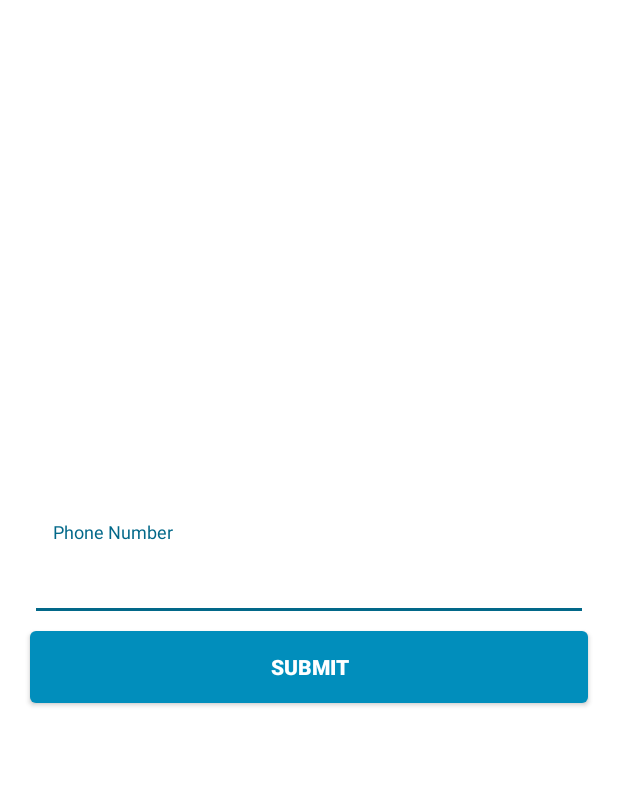
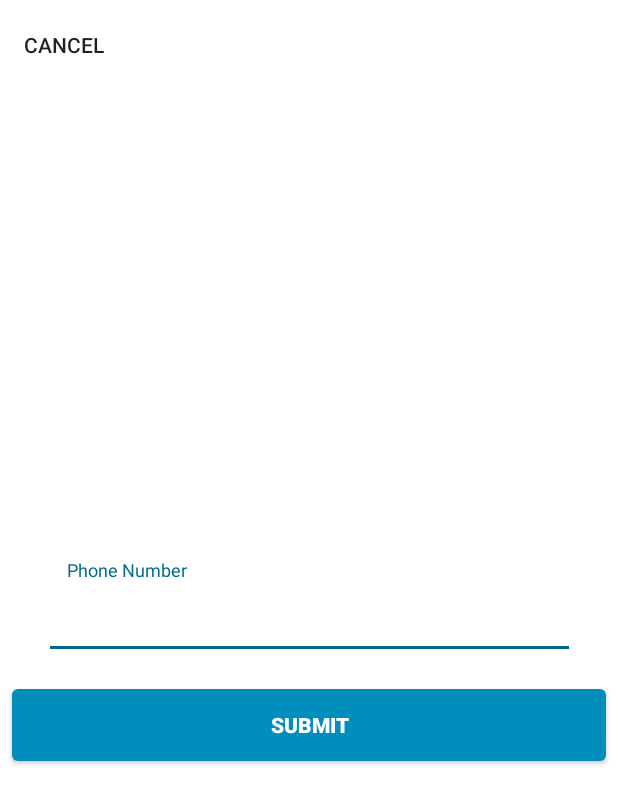
Before and after one commit to jaydeepvirani/beachsidebuggies, an Android app: the screen it shows after launch once a user with an empty profile is signed in (PhoneNumberActivity), on a phone screen of 412 x 824 dp. Shown: the top 804 px of the screen. Run offline under Robolectric (Android 15) with nearby library versions, the phone set to English and light mode, and no system bars; our stand-ins replace Firebase (no records; nobody signed in at launch, a user with empty details on screens opened directly), sdp/ssp sizes; libraries missing offline, so code that uses them is left out: cn.pedant, com.crashlytics.android, com.facebook, com.facebook.login, io.fabric.sdk; 7 statements that could not run were skipped.

Commit message:
Phone number required.

```diff
--- a/app/build.gradle
+++ b/app/build.gradle
@@ -28,8 +28,8 @@ android {
         applicationId "com.eryushion.beachsidebuggies"
         minSdkVersion 16
         targetSdkVersion 24
-        versionCode 13
-        versionName "13"
+        versionCode 14
+        versionName "14"
     }
     buildTypes {
         release {
@@ -64,5 +64,6 @@ dependencies {
     compile('com.crashlytics.sdk.android:crashlytics:2.6.8@aar') {
         transitive = true;
     }
+    compile 'com.android.support.constraint:constraint-layout:1.0.2'
 }
 apply plugin: 'com.google.gms.google-services'
--- a/app/src/main/java/com/eryushion/beachsidebuggies/activity/PhoneNumberActivity.java
+++ b/app/src/main/java/com/eryushion/beachsidebuggies/activity/PhoneNumberActivity.java
@@ -30,6 +30,7 @@ public class PhoneNumberActivity extends AppCompatActivity
         setContentView(R.layout.activity_phone_number);
         final EditText edtPhone = (EditText) findViewById(R.id.edtPhone);
         final TextInputLayout inputPhone = (TextInputLayout) findViewById(R.id.inputPhone);
+        Button cancelButton = (Button) findViewById(R.id.cancelButton);
         Button btnSubmit = (Button) findViewById(R.id.btnSubmit);
 
         mfirebaseAuth = FirebaseAuth.getInstance();
@@ -61,6 +62,17 @@ public class PhoneNumberActivity extends AppCompatActivity
             intent.addFlags(Intent.FLAG_ACTIVITY_CLEAR_TASK);
             startActivity(intent);
         }
+
+        cancelButton.setOnClickListener(new View.OnClickListener() {
+            @Override
+            public void onClick(View view) {
+                mfirebaseAuth.signOut();
+                Intent intent = new Intent(PhoneNumberActivity.this, MainActivity.class);
+                intent.addFlags(Intent.FLAG_ACTIVITY_NEW_TASK);
+                intent.addFlags(Intent.FLAG_ACTIVITY_CLEAR_TASK);
+                startActivity(intent);
+            }
+        });
     }
 
     public boolean validNumber(String sPhoneNumber)
--- a/app/src/main/res/layout/activity_phone_number.xml
+++ b/app/src/main/res/layout/activity_phone_number.xml
@@ -1,16 +1,40 @@
 <?xml version="1.0" encoding="utf-8"?>
-<LinearLayout xmlns:android="http://schemas.android.com/apk/res/android"
+<android.support.constraint.ConstraintLayout xmlns:android="http://schemas.android.com/apk/res/android"
+    xmlns:app="http://schemas.android.com/apk/res-auto"
+    xmlns:tools="http://schemas.android.com/tools"
     android:layout_width="match_parent"
     android:layout_height="match_parent"
     android:background="@color/colorWhite"
-    android:gravity="center"
-    android:orientation="vertical"
-    android:padding="@dimen/_10sdp">
+    android:orientation="vertical">
+
+    <Button
+        android:id="@+id/cancelButton"
+        android:layout_width="77dp"
+        android:layout_height="44dp"
+        android:background="@android:color/transparent"
+        android:text="Cancel"
+        tools:layout_constraintBottom_creator="1"
+        android:layout_marginStart="4dp"
+        tools:layout_constraintLeft_creator="1"
+        app:layout_constraintTop_toTopOf="parent"
+        android:layout_marginTop="8dp"
+        android:layout_marginLeft="8dp"
+        app:layout_constraintLeft_toLeftOf="parent" />
 
     <android.support.design.widget.TextInputLayout
         android:id="@+id/inputPhone"
-        android:layout_width="match_parent"
-        android:layout_height="wrap_content">
+        android:layout_width="367dp"
+        android:layout_height="78dp"
+        android:layout_marginStart="8dp"
+        android:layout_marginEnd="8dp"
+        android:layout_marginRight="8dp"
+        app:layout_constraintRight_toRightOf="parent"
+        android:layout_marginLeft="8dp"
+        app:layout_constraintLeft_toLeftOf="parent"
+        app:layout_constraintTop_toTopOf="parent"
+        android:layout_marginTop="8dp"
+        app:layout_constraintBottom_toBottomOf="parent"
+        android:layout_marginBottom="8dp">
 
         <EditText
             android:id="@+id/edtPhone"
@@ -27,11 +51,18 @@
 
     <Button
         android:id="@+id/btnSubmit"
-        android:layout_width="match_parent"
+        android:layout_width="0dp"
         android:layout_height="wrap_content"
-        android:layout_margin="@dimen/_5sdp"
         android:background="@drawable/button_click"
         android:text="Submit"
         android:textColor="@android:color/white"
-        android:textStyle="bold" />
-</LinearLayout>
+        android:textStyle="bold"
+        android:layout_marginStart="8dp"
+        android:layout_marginEnd="8dp"
+        android:layout_marginRight="8dp"
+        app:layout_constraintRight_toRightOf="parent"
+        android:layout_marginLeft="8dp"
+        app:layout_constraintLeft_toLeftOf="parent"
+        android:layout_marginTop="8dp"
+        app:layout_constraintTop_toBottomOf="@+id/inputPhone" />
+</android.support.constraint.ConstraintLayout>
```
Also changed, not shown: app/src/main/java/com/eryushion/beachsidebuggies/activity/MapsActivitys.java (+13 -3 lines), app/src/main/java/com/eryushion/beachsidebuggies/activity/SignUpActivity.java (+6 -12 lines), app/src/main/res/layout/activity_sign_up.xml (+0 -16 lines).
